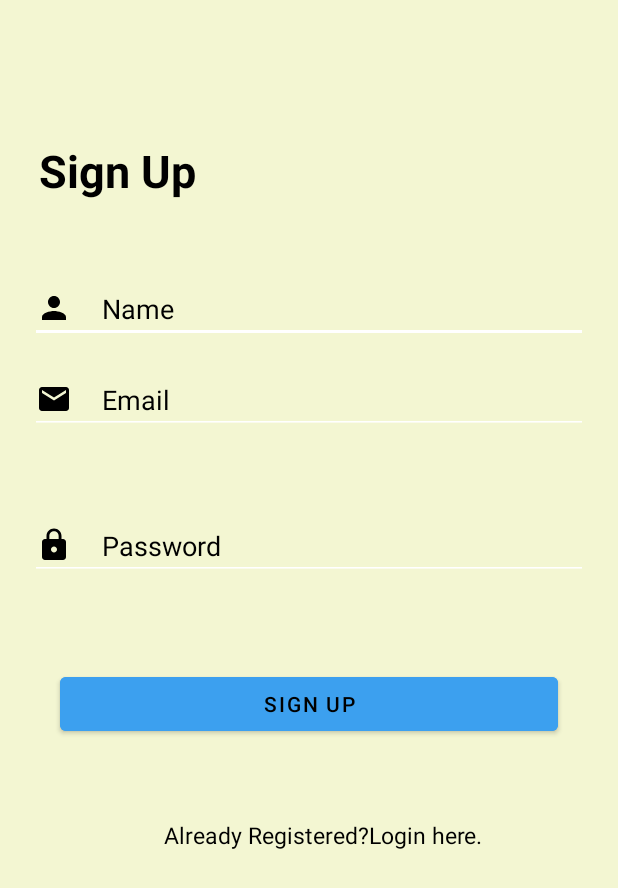
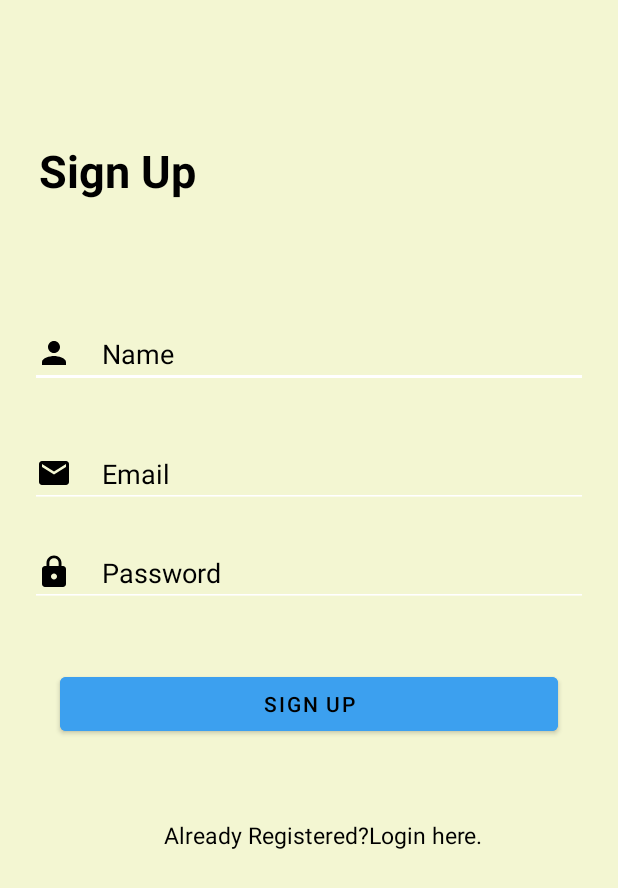
Before and after one commit to manushutter/joblink, an Android app: the screen it shows after launch once a user with an empty profile is signed in (MainActivity), after a tap on "SIGN UP", on a phone screen of 412 x 824 dp. Shown: the top 888 px of the screen. Run offline under Robolectric (Android 15) with nearby library versions, the phone set to English and light mode, and no system bars; our stand-ins replace Firebase (no records; nobody signed in at launch, a user with empty details on screens opened directly).

Commit message:
first commit

```diff
--- a/app/src/main/java/com/example/myjoblinkapp/MainActivity.kt
+++ b/app/src/main/java/com/example/myjoblinkapp/MainActivity.kt
@@ -45,7 +45,8 @@ class MainActivity : AppCompatActivity() {
     private var password = ""
 
     private fun validateData() {
-        name = binding.mEdtNameSign.text.toString().trim()
+
+        name = binding.mEdtName.text.toString().trim()
         email = binding.mEdtEmail.text.toString().trim()
         password = binding.mEdtPass.text.toString().trim()
 
--- a/app/src/main/res/layout/activity_main.xml
+++ b/app/src/main/res/layout/activity_main.xml
@@ -23,30 +23,30 @@
 
 
     <EditText
-        android:id="@+id/mEdtNameSign"
+        android:id="@+id/mEdtName"
         android:layout_width="match_parent"
         android:layout_height="wrap_content"
         android:layout_margin="20dp"
-        android:layout_marginStart="16dp"
+        android:layout_marginStart="24dp"
         android:backgroundTint="@color/white"
         android:drawableLeft="@drawable/ic_baseline_person_24"
         android:drawablePadding="20dp"
         android:ems="10"
         android:hint="Name"
-        android:inputType="textEmailAddress"
+        android:inputType="textPersonName"
         android:textColorHint="@color/black"
         app:layout_constraintBottom_toBottomOf="parent"
         app:layout_constraintStart_toStartOf="parent"
         app:layout_constraintTop_toTopOf="parent"
-        app:layout_constraintVertical_bias="0.221" />
+        app:layout_constraintVertical_bias="0.262" />
+
 
     <EditText
         android:id="@+id/mEdtEmail"
         android:layout_width="match_parent"
         android:layout_height="wrap_content"
         android:layout_margin="20dp"
-        android:layout_marginStart="20dp"
-        android:layout_marginLeft="20dp"
+        android:layout_marginStart="24dp"
         android:backgroundTint="@color/white"
         android:drawableLeft="@drawable/ic_baseline_email_24"
         android:drawablePadding="20dp"
@@ -57,8 +57,7 @@
         app:layout_constraintBottom_toBottomOf="parent"
         app:layout_constraintStart_toStartOf="parent"
         app:layout_constraintTop_toTopOf="parent"
-        app:layout_constraintVertical_bias="0.303" />
-
+        app:layout_constraintVertical_bias="0.37" />
 
     <EditText
         android:id="@+id/mEdtPass"
@@ -66,19 +65,18 @@
         android:layout_height="wrap_content"
         android:layout_margin="20dp"
         android:backgroundTint="@color/white"
+        android:drawableLeft="@drawable/ic_baseline_lock_24"
+        android:drawablePadding="20dp"
         android:ems="10"
         android:hint="Password"
-        android:drawableLeft="@drawable/ic_baseline_lock_24"
-        android:drawablePadding="20dp"
         android:inputType="textPassword"
         android:textColorHint="@color/black"
         app:layout_constraintBottom_toBottomOf="parent"
         app:layout_constraintEnd_toEndOf="parent"
-        app:layout_constraintHorizontal_bias="0.4"
+        app:layout_constraintHorizontal_bias="0.6"
         app:layout_constraintStart_toStartOf="parent"
         app:layout_constraintTop_toTopOf="parent"
-        app:layout_constraintVertical_bias="0.435" />
-
+        app:layout_constraintVertical_bias="0.459" />
 
     <Button
         android:id="@+id/mBtnRegister"
```
